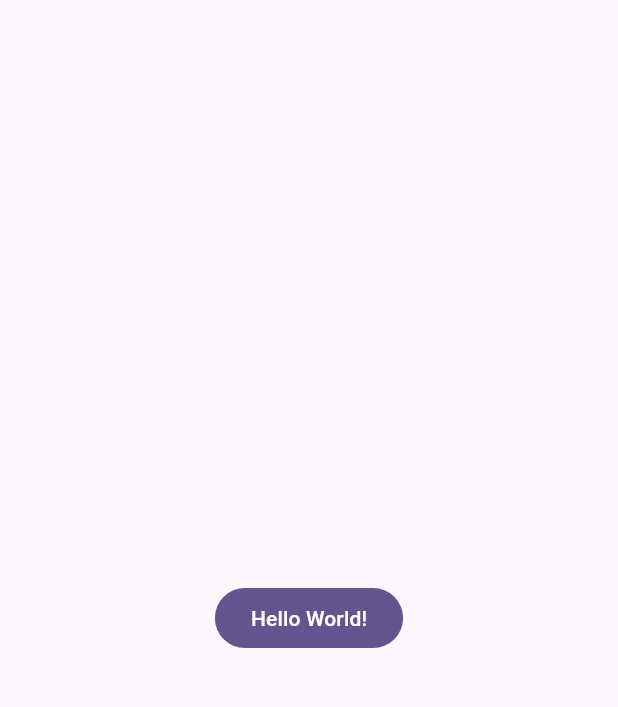
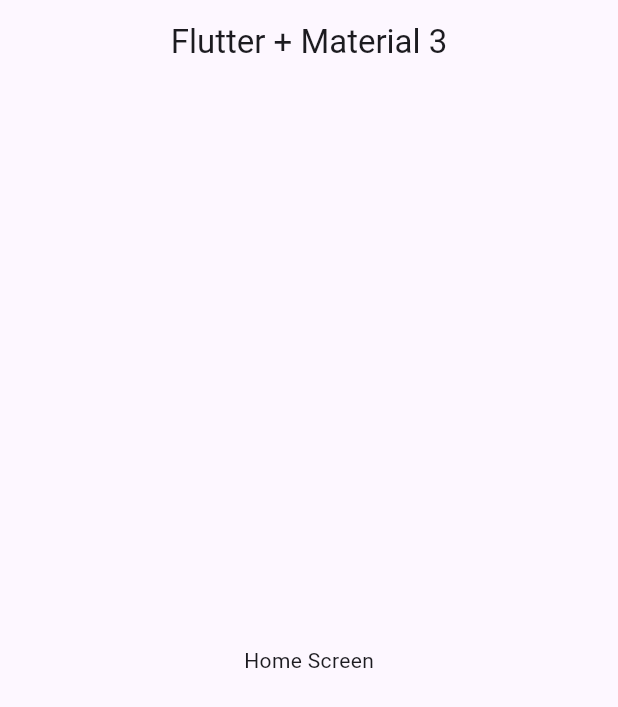
Before and after one commit to ManuViola77/widgets_app, a Flutter app: the screen it shows after launch, on a phone screen of 412 x 824 dp. Shown: the top 707 px of the screen. Run offline on Flutter 3.47's test engine with Material 3 defaults, Android fonts, the phone set to English and light mode, and no system bars.

```diff
--- a/lib/config/theme/app_theme.dart
+++ b/lib/config/theme/app_theme.dart
@@ -30,6 +30,7 @@ class AppTheme {
     return ThemeData(
       useMaterial3: true,
       colorSchemeSeed: colorList[selectedColor],
+      appBarTheme: const AppBarTheme(centerTitle: true),
     );
   }
 }
--- a/lib/main.dart
+++ b/lib/main.dart
@@ -1,5 +1,6 @@
 import 'package:flutter/material.dart';
 import 'package:widgets_app/config/theme/app_theme.dart';
+import 'package:widgets_app/presentation/screens/home/home_screen.dart';
 
 void main() {
   runApp(const MainApp());
@@ -13,11 +14,7 @@ class MainApp extends StatelessWidget {
     return MaterialApp(
       debugShowCheckedModeBanner: false,
       theme: AppTheme(selectedColor: 0).getTheme(),
-      home: Scaffold(
-        body: Center(
-          child: FilledButton(child: Text('Hello World!'), onPressed: () {}),
-        ),
-      ),
+      home: Scaffold(body: Center(child: const HomeScreen())),
     );
   }
 }
--- /dev/null
+++ b/lib/presentation/screens/home/home_screen.dart
@@ -0,0 +1,13 @@
+import 'package:flutter/material.dart';
+
+class HomeScreen extends StatelessWidget {
+  const HomeScreen({super.key});
+
+  @override
+  Widget build(BuildContext context) {
+    return Scaffold(
+      appBar: AppBar(title: const Text('Flutter + Material 3')),
+      body: Center(child: Text('Home Screen')),
+    );
+  }
+}
```
Also changed, not shown: lib/menu/menu_items.dart (added, +30 -0 lines).
